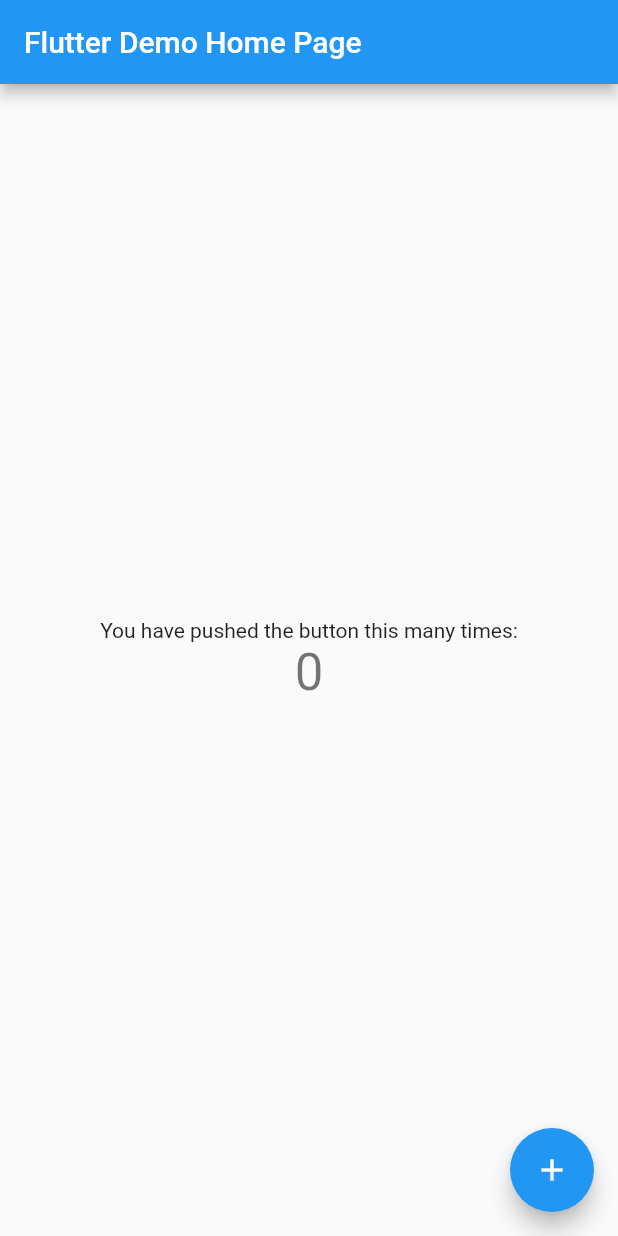
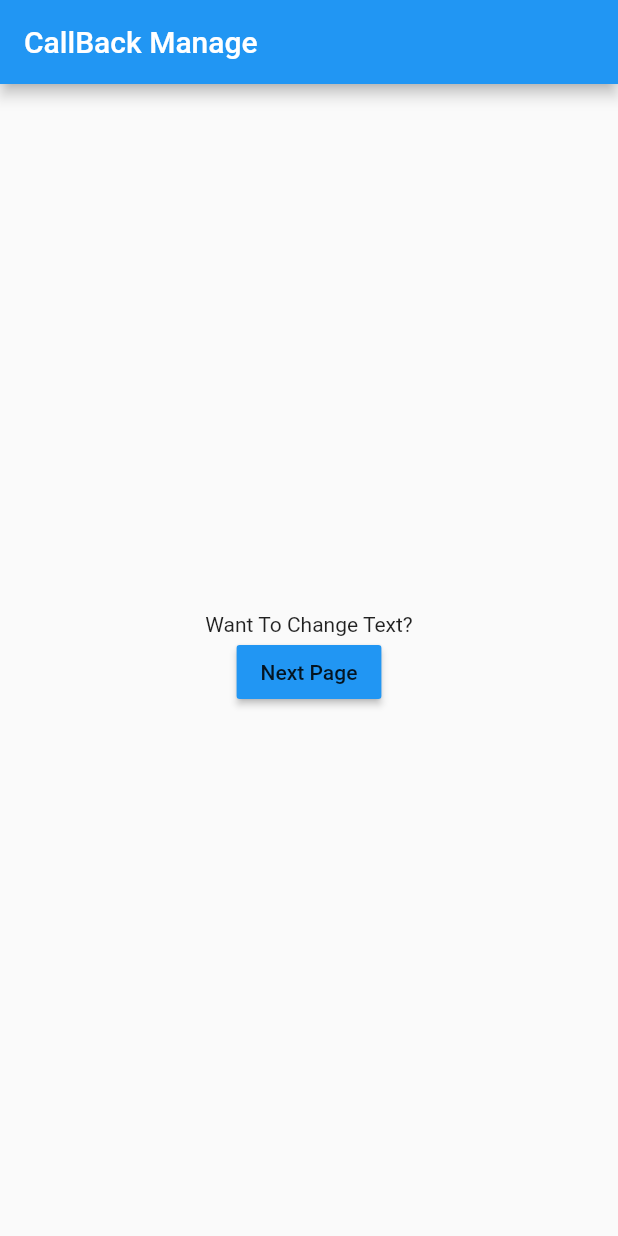
Before and after one commit to projects-leocan/callback_flutter, a Flutter app: the screen it shows after launch, on a phone screen of 412 x 824 dp. Run offline on Flutter 3.47's test engine with Material 2 defaults, Android fonts, the phone set to English and light mode, and no system bars.

Commit message:
manage call back

```diff
--- /dev/null
+++ b/lib/first_page.dart
@@ -0,0 +1,43 @@
+import 'package:callback_flutter/second_page.dart';
+import 'package:flutter/material.dart';
+
+class FirstPage extends StatefulWidget {
+  const FirstPage({Key? key}) : super(key: key);
+
+  @override
+  _FirstPageState createState() => _FirstPageState();
+}
+
+class _FirstPageState extends State<FirstPage> {
+  String editableText='';
+  @override
+  Widget build(BuildContext context) {
+    return Scaffold(
+      appBar: AppBar(title: const Text("CallBack Manage")),
+      body: Center(
+        child: Column(
+          mainAxisAlignment: MainAxisAlignment.center,
+          children: <Widget>[
+            Text(editableText.isEmpty?"Want To Change Text?":editableText),
+            RaisedButton(
+                color: Colors.blue,
+                child: const Text("Next Page"),
+                onPressed: () {
+                  //Todo Navigate to second screen and manage receive data when back from second screen
+                  Navigator.push(
+                      context,
+                      MaterialPageRoute(
+                          builder: (context) => const SecondPage())).then((value){
+                            if(value != null){
+                              setState(() {
+                                editableText = value;
+                              });
+                            }
+                  });
+                }),
+          ],
+        ),
+      ),
+    );
+  }
+}
--- a/lib/main.dart
+++ b/lib/main.dart
@@ -1,115 +1,21 @@
+import 'package:callback_flutter/first_page.dart';
 import 'package:flutter/material.dart';
 
 void main() {
-  runApp(const MyApp());
+  runApp(MyApp());
 }
 
 class MyApp extends StatelessWidget {
-  const MyApp({Key? key}) : super(key: key);
 
-  // This widget is the root of your application.
   @override
   Widget build(BuildContext context) {
     return MaterialApp(
       title: 'Flutter Demo',
       theme: ThemeData(
-        // This is the theme of your application.
-        //
-        // Try running your application with "flutter run". You'll see the
-        // application has a blue toolbar. Then, without quitting the app, try
-        // changing the primarySwatch below to Colors.green and then invoke
-        // "hot reload" (press "r" in the console where you ran "flutter run",
-        // or simply save your changes to "hot reload" in a Flutter IDE).
-        // Notice that the counter didn't reset back to zero; the application
-        // is not restarted.
+
         primarySwatch: Colors.blue,
       ),
-      home: const MyHomePage(title: 'Flutter Demo Home Page'),
+      home: const FirstPage(),
     );
   }
 }
-
-class MyHomePage extends StatefulWidget {
-  const MyHomePage({Key? key, required this.title}) : super(key: key);
-
-  // This widget is the home page of your application. It is stateful, meaning
-  // that it has a State object (defined below) that contains fields that affect
-  // how it looks.
-
-  // This class is the configuration for the state. It holds the values (in this
-  // case the title) provided by the parent (in this case the App widget) and
-  // used by the build method of the State. Fields in a Widget subclass are
-  // always marked "final".
-
-  final String title;
-
-  @override
-  State<MyHomePage> createState() => _MyHomePageState();
-}
-
-class _MyHomePageState extends State<MyHomePage> {
-  int _counter = 0;
-
-  void _incrementCounter() {
-    setState(() {
-      // This call to setState tells the Flutter framework that something has
-      // changed in this State, which causes it to rerun the build method below
-      // so that the display can reflect the updated values. If we changed
-      // _counter without calling setState(), then the build method would not be
-      // called again, and so nothing would appear to happen.
-      _counter++;
-    });
-  }
-
-  @override
-  Widget build(BuildContext context) {
-    // This method is rerun every time setState is called, for instance as done
-    // by the _incrementCounter method above.
-    //
-    // The Flutter framework has been optimized to make rerunning build methods
-    // fast, so that you can just rebuild anything that needs updating rather
-    // than having to individually change instances of widgets.
-    return Scaffold(
-      appBar: AppBar(
-        // Here we take the value from the MyHomePage object that was created by
-        // the App.build method, and use it to set our appbar title.
-        title: Text(widget.title),
-      ),
-      body: Center(
-        // Center is a layout widget. It takes a single child and positions it
-        // in the middle of the parent.
-        child: Column(
-          // Column is also a layout widget. It takes a list of children and
-          // arranges them vertically. By default, it sizes itself to fit its
-          // children horizontally, and tries to be as tall as its parent.
-          //
-          // Invoke "debug painting" (press "p" in the console, choose the
-          // "Toggle Debug Paint" action from the Flutter Inspector in Android
-          // Studio, or the "Toggle Debug Paint" command in Visual Studio Code)
-          // to see the wireframe for each widget.
-          //
-          // Column has various properties to control how it sizes itself and
-          // how it positions its children. Here we use mainAxisAlignment to
-          // center the children vertically; the main axis here is the vertical
-          // axis because Columns are vertical (the cross axis would be
-          // horizontal).
-          mainAxisAlignment: MainAxisAlignment.center,
-          children: <Widget>[
-            const Text(
-              'You have pushed the button this many times:',
-            ),
-            Text(
-              '$_counter',
-              style: Theme.of(context).textTheme.headline4,
-            ),
-          ],
-        ),
-      ),
-      floatingActionButton: FloatingActionButton(
-        onPressed: _incrementCounter,
-        tooltip: 'Increment',
-        child: const Icon(Icons.add),
-      ), // This trailing comma makes auto-formatting nicer for build methods.
-    );
-  }
-}
```
Also changed, not shown: lib/second_page.dart (added, +48 -0 lines), 2 other files.
